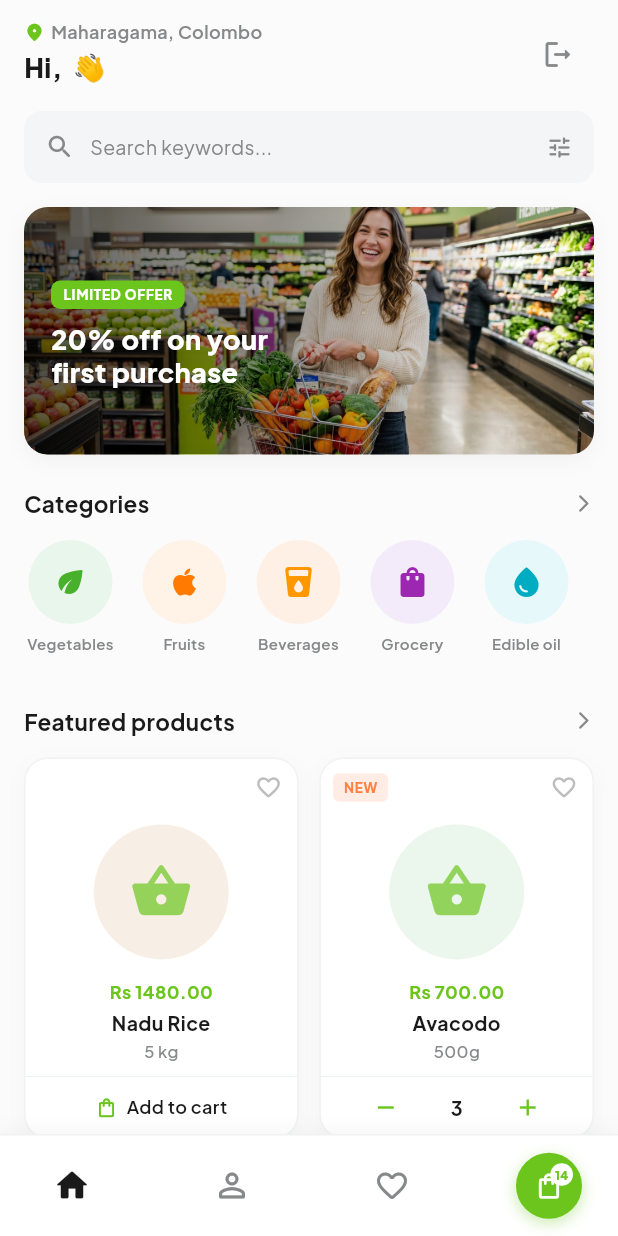
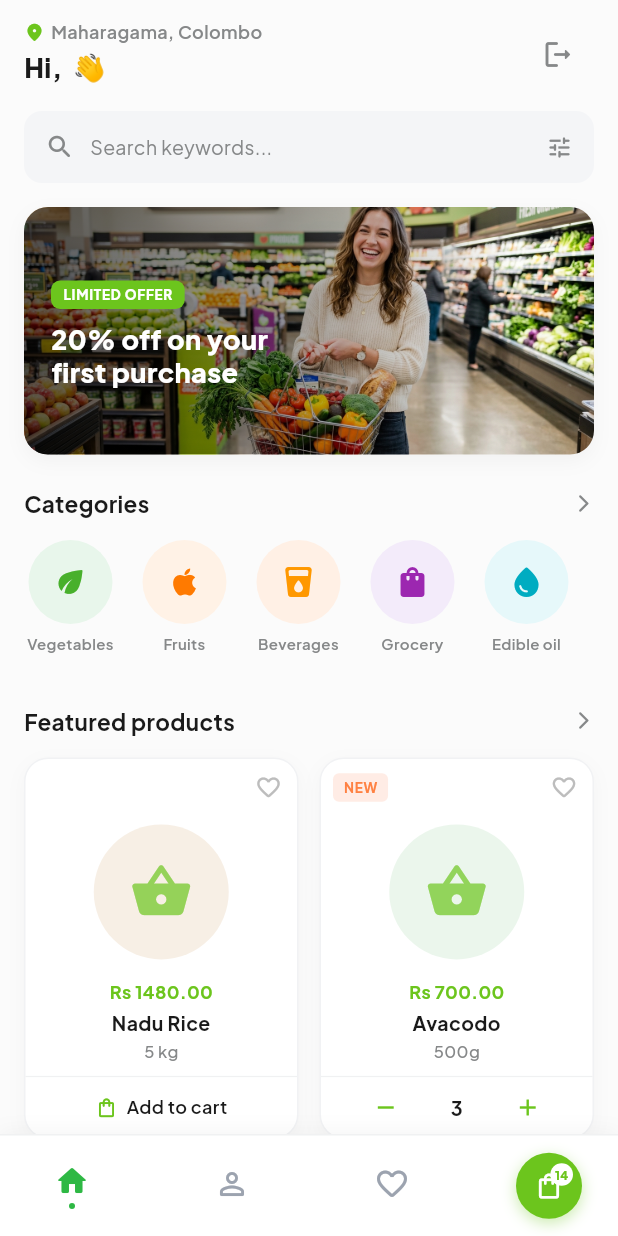
Before and after one commit to Akila-Liyanage/DashGrocer, a Flutter app: the screen it shows once a user with an empty profile is signed in, on a phone screen of 412 x 824 dp. Run offline on Flutter 3.47's test engine with Material 3 defaults, Android fonts, the light colour scheme and no system bars; our stand-ins replace cloud_firestore, firebase_auth, firebase_core, google_fonts; accounts and stored records are empty; network calls fail.

Commit message:
Modernize full app UX: animated bottom nav indicators, clean customer profile order filtering, refined layout and aesthetics

```diff
--- a/lib/views/customer/customer_dashboard.dart
+++ b/lib/views/customer/customer_dashboard.dart
@@ -66,51 +66,30 @@ class _CustomerDashboardState extends State<CustomerDashboard> {
                   mainAxisAlignment: MainAxisAlignment.spaceBetween,
                   children: [
                     // Home Tab Icon
-                    IconButton(
-                      icon: Icon(
-                        _currentTabIndex == 0 ? Icons.home_rounded : Icons.home_outlined,
-                        size: 26,
-                        color: _currentTabIndex == 0
-                            ? const Color(0xFF1A1A1A)
-                            : const Color(0xFF868889),
-                      ),
-                      onPressed: () {
-                        setState(() {
-                          _currentTabIndex = 0;
-                        });
-                      },
+                    _buildNavItem(
+                      index: 0,
+                      activeIcon: Icons.home_rounded,
+                      inactiveIcon: Icons.home_outlined,
+                      activeColor: const Color(0xFF2EB844),
+                      onTap: () => setState(() => _currentTabIndex = 0),
                     ),
 
                     // Profile Tab Icon
-                    IconButton(
-                      icon: Icon(
-                        _currentTabIndex == 1 ? Icons.person_rounded : Icons.person_outline_rounded,
-                        size: 26,
-                        color: _currentTabIndex == 1
-                            ? const Color(0xFF1A1A1A)
-                            : const Color(0xFF868889),
-                      ),
-                      onPressed: () {
-                        setState(() {
-                          _currentTabIndex = 1;
-                        });
-                      },
+                    _buildNavItem(
+                      index: 1,
+                      activeIcon: Icons.person_rounded,
+                      inactiveIcon: Icons.person_outline_rounded,
+                      activeColor: const Color(0xFF2EB844),
+                      onTap: () => setState(() => _currentTabIndex = 1),
                     ),
 
                     // Favorites Tab Icon
-                    IconButton(
-                      icon: Icon(
-                        _currentTabIndex == 2 ? Icons.favorite_rounded : Icons.favorite_border_rounded,
-                        size: 24,
-                        color: _currentTabIndex == 2
-                            ? const Color(0xFFFE5858)
-                            : const Color(0xFF868889),
-                      ),
-                      onPressed: () {
-                        setState(() {
-                          _currentTabIndex = 2;
-                        });
-                      },
+                    _buildNavItem(
+                      index: 2,
+                      activeIcon: Icons.favorite_rounded,
+                      inactiveIcon: Icons.favorite_border_rounded,
+                      activeColor: const Color(0xFFFE5858),
+                      onTap: () => setState(() => _currentTabIndex = 2),
                     ),
 
                     // Circular Green Cart Button (Figma design floating green cart button)
@@ -180,4 +159,42 @@ class _CustomerDashboardState extends State<CustomerDashboard> {
       },
     );
   }
+
+  Widget _buildNavItem({
+    required int index,
+    required IconData activeIcon,
+    required IconData inactiveIcon,
+    required Color activeColor,
+    required VoidCallback onTap,
+  }) {
+    final isSelected = _currentTabIndex == index;
+    return GestureDetector(
+      onTap: onTap,
+      behavior: HitTestBehavior.opaque,
+      child: SizedBox(
+        width: 48,
+        height: 48,
+        child: Column(
+          mainAxisAlignment: MainAxisAlignment.center,
+          children: [
+            Icon(
+              isSelected ? activeIcon : inactiveIcon,
+              size: 24,
+              color: isSelected ? activeColor : const Color(0xFF9CA3AF),
+            ),
+            const SizedBox(height: 3),
+            AnimatedContainer(
+              duration: const Duration(milliseconds: 200),
+              width: isSelected ? 4 : 0,
+              height: isSelected ? 4 : 0,
+              decoration: BoxDecoration(
+                color: activeColor,
+                shape: BoxShape.circle,
+              ),
+            ),
+          ],
+        ),
+      ),
+    );
+  }
 }
--- a/lib/views/customer/customer_home_tab.dart
+++ b/lib/views/customer/customer_home_tab.dart
@@ -149,8 +149,6 @@ class CustomerHomeTab extends StatelessWidget {
                   ),
 
                   const SizedBox(height: 16),
-
-
 
                   // Promotional Banner (Figma: "20% off on your first purchase")
                   Container(
--- a/lib/views/customer/profile_tab.dart
+++ b/lib/views/customer/profile_tab.dart
@@ -143,20 +143,14 @@ class _ProfileTabState extends State<ProfileTab> {
     final groceryService = GroceryService();
     final currentUser = widget.user ?? authService.currentUser;
 
-    // Retrieve user orders from GroceryService
     final allStoreOrders = groceryService.sellerOrders;
-    List<StoreOrder> userOrders = allStoreOrders.where((o) {
+    final userOrders = allStoreOrders.where((o) {
       if (currentUser != null && currentUser.fullName.isNotEmpty) {
         return o.customerName.toLowerCase() == currentUser.fullName.toLowerCase() ||
-               o.customerPhone == currentUser.phoneNumber;
+               (currentUser.phoneNumber.isNotEmpty && o.customerPhone == currentUser.phoneNumber);
       }
-      return true;
+      return false;
     }).toList();
-
-    // Fallback if none matched
-    if (userOrders.isEmpty) {
-      userOrders = allStoreOrders;
-    }
 
     final activeOrders = userOrders.where((o) => o.status != 'Completed' && o.status != 'Cancelled').toList();
     final initial = (currentUser?.fullName.isNotEmpty == true)
```
